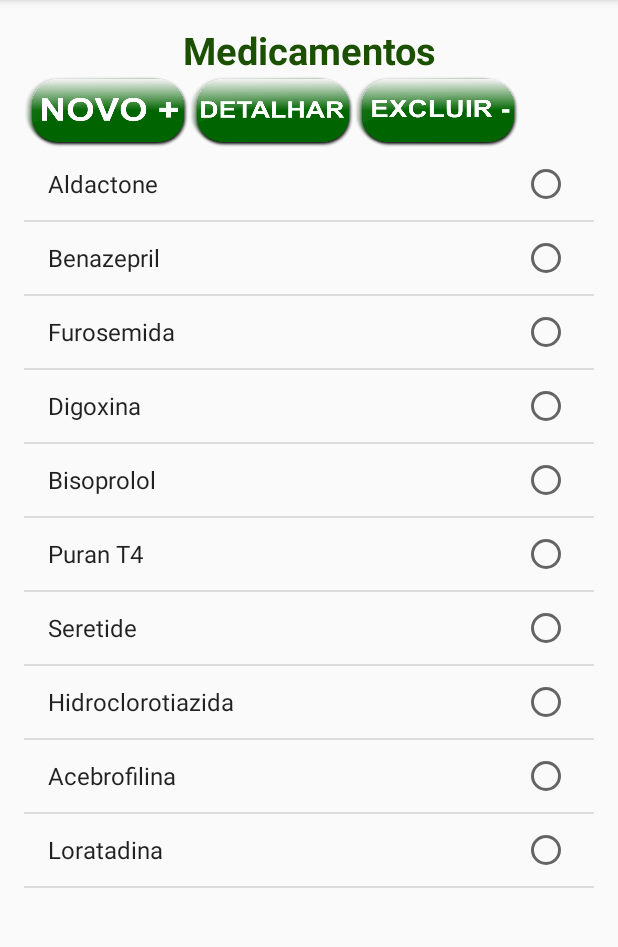
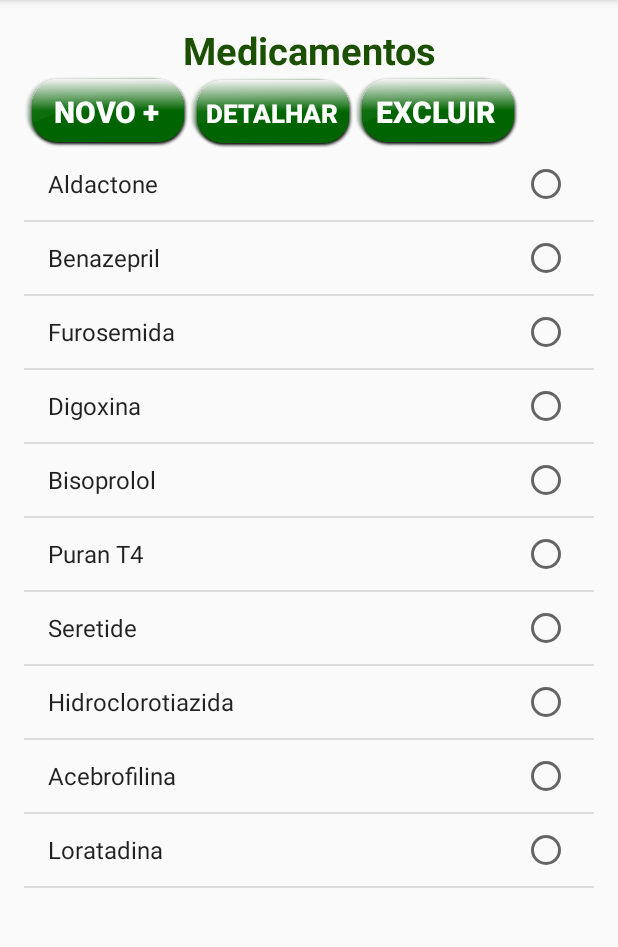
Before and after one commit to Nirvana16/Ajude, an Android app: the MedicamentoActivity screen opened directly, with no data from a screen before it, on a phone screen of 412 x 824 dp, the part 84-1031 px from its top. Run offline under Robolectric (Android 15) with nearby library versions, the phone set to English and light mode, and no system bars.

Commit message:
Implementado Botoes, removido o ImgButton, colocado Botao com efeito no lugar

```diff
--- a/app/src/main/java/br/edu/iff/pooa20162/ajude/MedicamentoActivity.java
+++ b/app/src/main/java/br/edu/iff/pooa20162/ajude/MedicamentoActivity.java
@@ -6,11 +6,14 @@ import android.os.Bundle;
 import android.view.View;
 import android.widget.AdapterView;
 import android.widget.ArrayAdapter;
-import android.widget.ImageButton;
+import android.widget.Button;
 import android.widget.ListView;
 import android.widget.Toast;
 
 import java.util.ArrayList;
+
+import static br.edu.iff.pooa20162.ajude.R.id.bMedicamentoNovo;
+
 
 public class MedicamentoActivity extends AppCompatActivity {
 
@@ -35,8 +38,9 @@ public class MedicamentoActivity extends AppCompatActivity {
             }
         });
 
-        ImageButton ibMedicamentoNovo = (ImageButton) findViewById(R.id.ibMedicamentoNovo);
-        ibMedicamentoNovo.setOnClickListener(new View.OnClickListener(){
+
+        Button bNovo = (Button) findViewById(bMedicamentoNovo);
+        bNovo.setOnClickListener(new View.OnClickListener(){
 
             @Override
             public void onClick(View view) {
--- a/app/src/main/java/br/edu/iff/pooa20162/ajude/PacienteActivity.java
+++ b/app/src/main/java/br/edu/iff/pooa20162/ajude/PacienteActivity.java
@@ -5,6 +5,7 @@ import android.os.Bundle;
 
 public class PacienteActivity extends AppCompatActivity {
 
+
     @Override
     protected void onCreate(Bundle savedInstanceState) {
         super.onCreate(savedInstanceState);
--- /dev/null
+++ b/app/src/main/res/drawable-xhdpi/botao.xml
@@ -0,0 +1,8 @@
+<?xml version="1.0" encoding="utf-8"?>
+<selector xmlns:android="http://schemas.android.com/apk/res/android">
+    <item android:drawable="@drawable/botao_pressionado"
+        android:state_pressed="true" />
+    <item android:drawable="@drawable/botao_foco"
+        android:state_focused="true" />
+    <item android:drawable="@drawable/botao_normal" />
+</selector>
--- a/app/src/main/res/layout/activity_medicamento.xml
+++ b/app/src/main/res/layout/activity_medicamento.xml
@@ -32,31 +32,35 @@
         android:weightSum="1"
         android:id="@+id/linearLayout">
 
-        <ImageButton
-            android:background="@null"
-            android:scaleType="fitCenter"
+        <Button
+            android:text="Novo +"
             android:layout_width="110dp"
             android:layout_height="48dp"
-            app:srcCompat="@drawable/botao_novo"
-            android:id="@+id/ibMedicamentoNovo" />
+            android:id="@+id/bMedicamentoNovo"
+            android:background="@drawable/botao"
+            android:textSize="20dp"
+            android:textColor="#ffffff"
+            android:textStyle="bold" />
 
-        <ImageButton
-            android:background="@null"
-            android:scaleType="fitCenter"
+        <Button
+            android:text="Detalhar"
             android:layout_width="110dp"
             android:layout_height="48dp"
-            app:srcCompat="@drawable/botao_detalhar"
-            android:id="@+id/ibDetalharMedicamento" />
+            android:id="@+id/bMedicamentoDetalhar"
+            android:background="@drawable/botao"
+            android:textSize="17dp"
+            android:textColor="#ffffff"
+            android:textStyle="bold" />
 
-
-
-        <ImageButton
-            android:background="@null"
-            android:scaleType="fitCenter"
+        <Button
+            android:text="Excluir"
             android:layout_width="110dp"
             android:layout_height="48dp"
-            app:srcCompat="@drawable/botao_excluir"
-            android:id="@+id/ibExcluirMedicamento" />
+            android:id="@+id/bMedicamentoExcluir"
+            android:background="@drawable/botao"
+            android:textSize="20dp"
+            android:textColor="#ffffff"
+            android:textStyle="bold" />
     </LinearLayout>
 
     <ListView
--- a/app/src/main/res/menu/menu_main.xml
+++ b/app/src/main/res/menu/menu_main.xml
@@ -3,12 +3,12 @@
     xmlns:tools="http://schemas.android.com/tools"
     tools:context="br.edu.iff.pooa20162.ajude.MainActivity">
     <item
-        android:id="@+id/action_settings"
+        android:id="@+id/action_configuracoes"
         android:orderInCategory="100"
         android:title="@string/action_settings"
         app:showAsAction="never" />
     <item
-        android:id="@+id/paciente"
+        android:id="@+id/action_paciente"
         android:orderInCategory="100"
         android:title="@string/paciente"
         app:showAsAction="never" />
```
Also changed, not shown: app/src/main/java/br/edu/iff/pooa20162/ajude/MainActivity.java (+33 -10 lines), app/src/main/res/layout/activity_contato.xml (+15 -4 lines), app/src/main/res/layout/activity_medicamento_cadastro.xml (+19 -12 lines), app/src/main/res/layout/activity_mensagem.xml (+6 -2 lines), app/src/main/res/layout/activity_paciente.xml (+8 -0 lines), app/src/main/res/drawable-xhdpi/botao_detalhar.png (deleted), app/src/main/res/drawable-xhdpi/botao_excluir.png (deleted), app/src/main/res/drawable-xhdpi/botao_foco.png (added), app/src/main/res/drawable-xhdpi/botao_gravar.png (deleted), app/src/main/res/drawable-xhdpi/botao_limpar.png (deleted), app/src/main/res/drawable-xhdpi/botao_listar.png (deleted), app/src/main/res/drawable-xhdpi/botao_normal.png (added), app/src/main/res/drawable-xhdpi/botao_novo.png (deleted), app/src/main/res/drawable-xhdpi/botao_pressionado.png (added).
